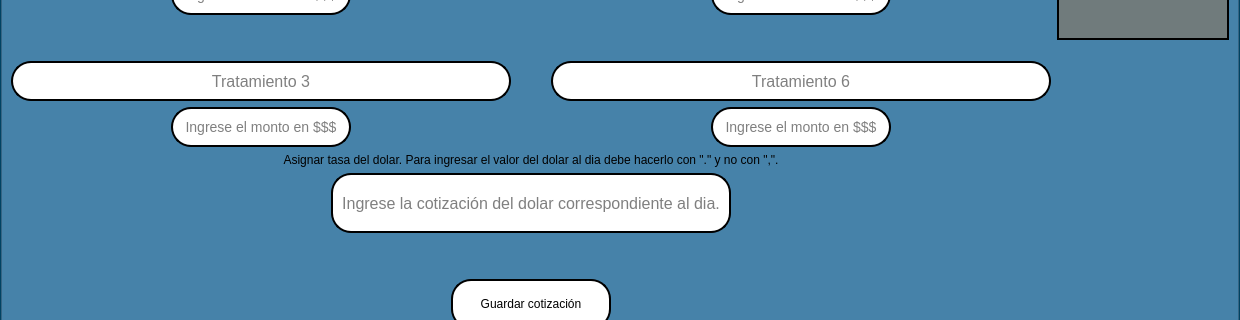
Before: the Qt Designer form interfaces/montos.ui in Reinaldito04/App-Consultas-y-Historias-Medicas, drawn with Qt 5; both pictures show x 0 to 1240 and y 318 to 638 of the 1240 by 759 pixel window.
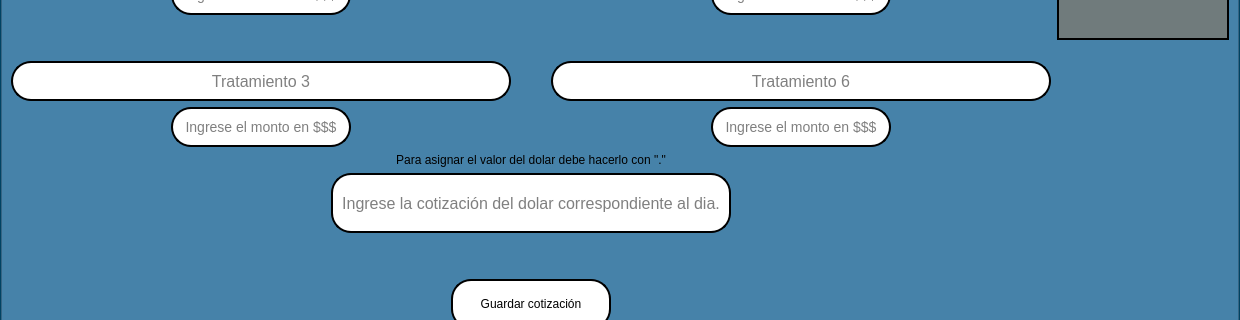
After: the same form once the commit is applied. Icons and pictures are not drawn.

Commit message: mensajes para la exportacion e importacion

The edit to the form file:
```diff
--- a/interfaces/montos.ui
+++ b/interfaces/montos.ui
@@ -987,7 +987,7 @@
                       <item>
                        <widget class="QLabel" name="label">
                         <property name="text">
-                         <string>Asignar tasa del dolar. Para ingresar el valor del dolar al dia debe hacerlo con &quot;.&quot; y no con &quot;,&quot;.</string>
+                         <string>Para asignar el valor del dolar debe hacerlo con &quot;.&quot;</string>
                         </property>
                         <property name="alignment">
                          <set>Qt::AlignCenter</set>
```
The commit also changes 2 other files.
